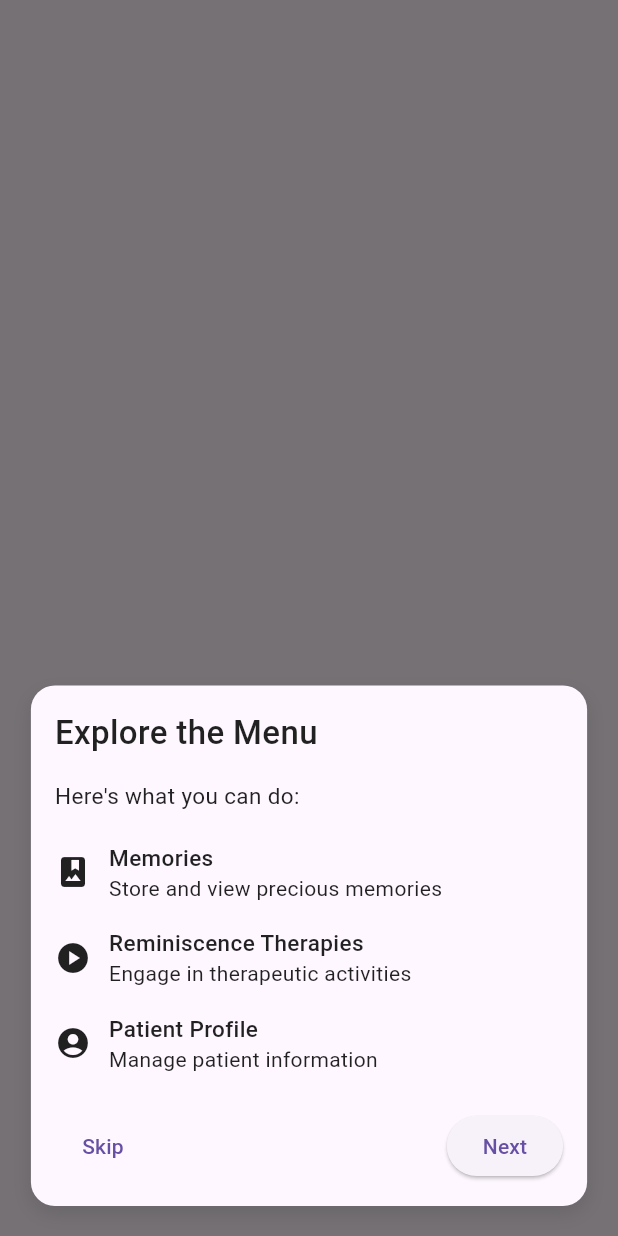
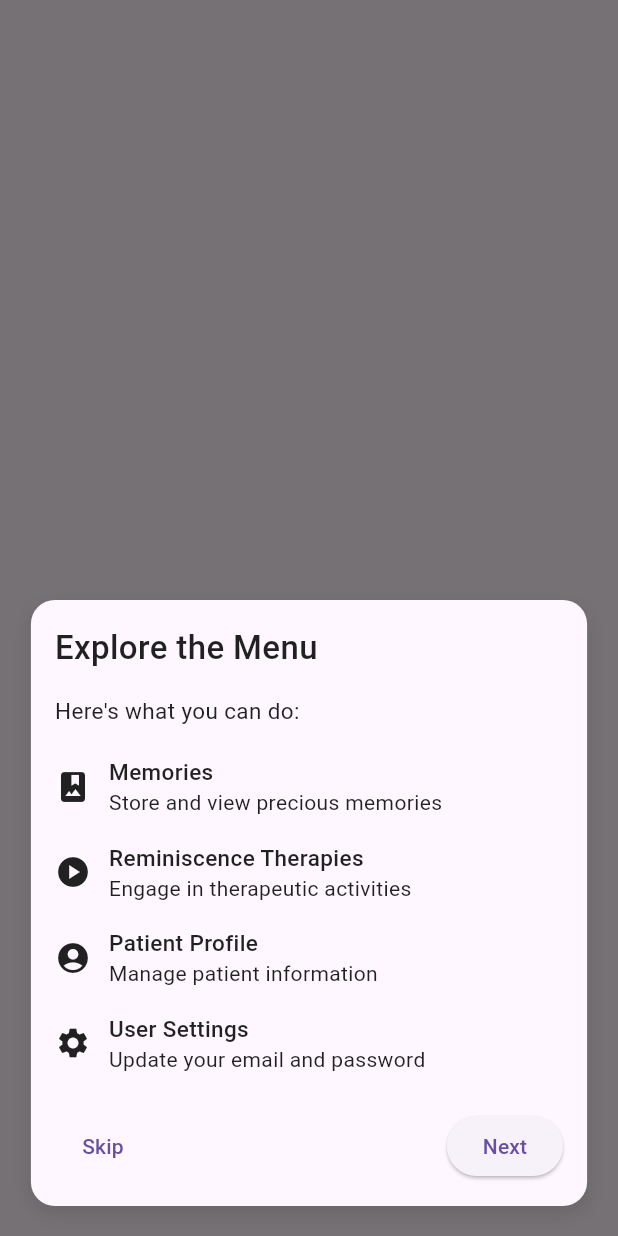
Before and after one commit to 24-25J-194-research-project/dementia-mobile-app, a Flutter app: the SidebarTutorialOverlay widget shown alone on an empty page, opened directly with empty values, on a phone screen of 412 x 824 dp. Run offline on Flutter 3.47's test engine with Material 3 defaults, Android fonts, the phone set to English and light mode, and no system bars; our stand-ins replace carousel_slider, cloud_firestore, firebase_auth, firebase_core, firebase_storage, flutter_dotenv and 5 more; accounts and stored records are empty; generated files the repository leaves out were written again.

Commit message:
Update sidebar_tutorial_overlay.dart

```diff
--- a/dementia_app/lib/features/onboarding/presentation/widgets/sidebar_tutorial_overlay.dart
+++ b/dementia_app/lib/features/onboarding/presentation/widgets/sidebar_tutorial_overlay.dart
@@ -145,6 +145,11 @@ class _SidebarTutorialOverlayState extends State<SidebarTutorialOverlay>
                       title: 'Patient Profile',
                       description: 'Manage patient information',
                     ),
+                    _buildFeatureItem(
+                      icon: Icons.settings,
+                      title: 'User Settings',
+                      description: 'Update your email and password',
+                    ),
                     const SizedBox(height: 16),
                     Row(
                       mainAxisAlignment: MainAxisAlignment.spaceBetween,
```
